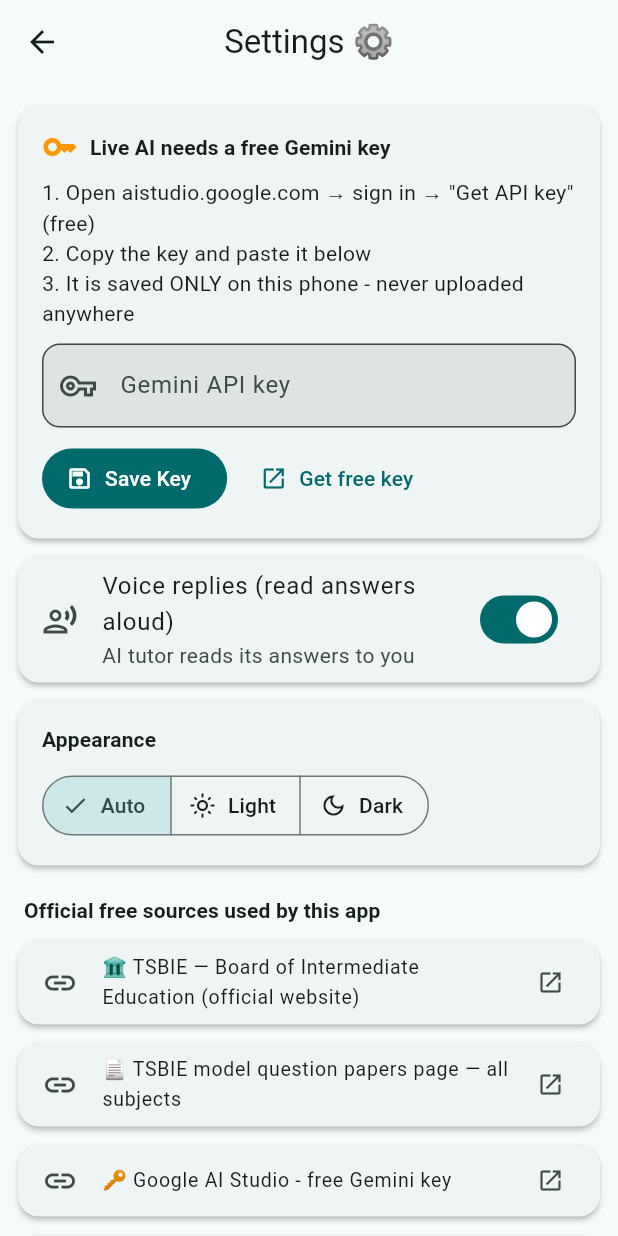
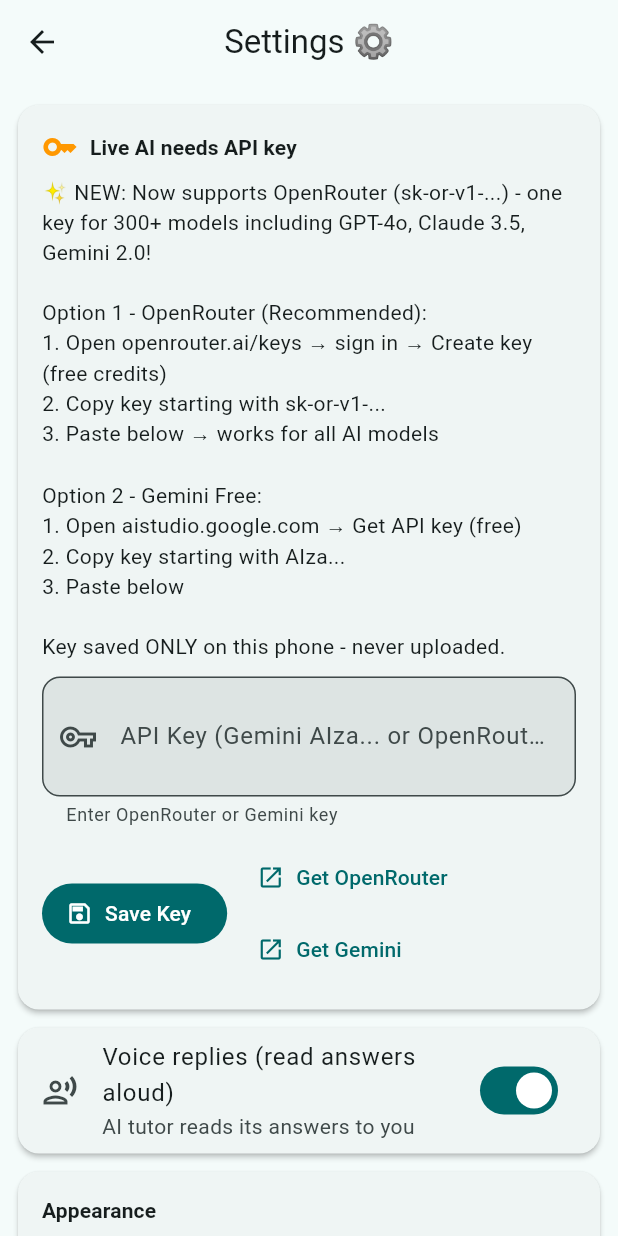
Before and after one commit to Mahicouragw/inter-ai-study-buddy, a Flutter app: the SettingsScreen screen opened directly, on a phone screen of 412 x 824 dp. Run offline on Flutter 3.47's test engine with Material 3 defaults, Android fonts, the phone set to English and light mode, and no system bars; our stand-ins replace flutter_tts, shared_preferences, speech_to_text; accounts and stored records are empty.

Commit message:
v1.4.0: OpenRouter support (sk-or-v1-...) - GeminiService auto-detects OpenRouter (GPT-4o/Claude/Gemini) + Gemini, Settings shows provider, Tutor GPT-4o chip, openrouter_service.dart, exam/vocab updated - no raw keys

```diff
--- a/lib/screens/exam_answer_screen.dart
+++ b/lib/screens/exam_answer_screen.dart
@@ -97,7 +97,7 @@
       _busy = false;
       if (_offlineMatches.isEmpty) {
         _result = 'No close offline match in this subject\'s question bank. '
-            'Add a free Gemini key in Settings to generate any answer live!';
+            ' Add OpenRouter (sk-or-v1-...) or Gemini key in Settings for live AI answers!';
       }
     });
   }
@@ -187,7 +187,7 @@
                   MaterialPageRoute(builder: (_) => const SettingsScreen())),
               icon: const Icon(Icons.key_outlined, size: 18),
               label: const Text(
-                  'Add free Gemini key for unlimited AI answers'),
+                  'Add OpenRouter or Gemini key for unlimited AI'),
             ),
           const SizedBox(height: 12),
           if (_offlineMatches.isNotEmpty) ...[
--- a/lib/screens/settings_screen.dart
+++ b/lib/screens/settings_screen.dart
@@ -12,6 +12,8 @@
       'https://tgbie.cgg.gov.in/modelQuestionPapers.do'),
   NamedLink('🔑 Google AI Studio - free Gemini key',
       'https://aistudio.google.com/app/apikey'),
+  NamedLink('🌐 OpenRouter - 300+ models via one key (Recommended)',
+      'https://openrouter.ai/keys'),
 ];
 
 class SettingsScreen extends StatefulWidget {
@@ -37,13 +39,20 @@
     super.dispose();
   }
 
+  bool _isOpenRouterKey(String key) => key.trim().startsWith('sk-or-v1-') || key.trim().startsWith('sk-or-');
+  bool _isGeminiKey(String key) => key.trim().startsWith('AIza');
+
   @override
   Widget build(BuildContext context) {
     final state = context.watch<AppState>();
+    final currentKey = state.geminiKey.trim();
+    final isOR = _isOpenRouterKey(currentKey);
+    final isGem = _isGeminiKey(currentKey);
+
     return Scaffold(
       appBar: AppBar(title: const Text('Settings ⚙️')),
       body: ListView(padding: const EdgeInsets.symmetric(vertical: 8), children: [
-        // ---- Gemini key ----
+        // ---- AI key ----
         Card(
           child: Padding(
             padding: const EdgeInsets.all(16),
@@ -56,8 +65,12 @@
                 Expanded(
                   child: Text(
                       state.hasKey
-                          ? 'AI Tutor is ACTIVE ✅'
-                          : 'Live AI needs a free Gemini key',
+                          ? isOR
+                              ? 'AI Tutor ACTIVE via OpenRouter ✅ (GPT-4o/Claude)'
+                              : isGem
+                                  ? 'AI Tutor ACTIVE via Gemini ✅'
+                                  : 'AI Tutor ACTIVE ✅'
+                          : 'Live AI needs API key',
                       style: Theme.of(context)
                           .textTheme
                           .titleSmall
@@ -66,18 +79,32 @@
               ]),
               const SizedBox(height: 8),
               const Text(
-                  '1. Open aistudio.google.com → sign in → "Get API key" (free)\n'
-                  '2. Copy the key and paste it below\n'
-                  '3. It is saved ONLY on this phone - never uploaded anywhere'),
+                  '✨ NEW: Now supports OpenRouter (sk-or-v1-...) - one key for 300+ models including GPT-4o, Claude 3.5, Gemini 2.0!\n\n'
+                  'Option 1 - OpenRouter (Recommended):\n'
+                  '1. Open openrouter.ai/keys → sign in → Create key (free credits)\n'
+                  '2. Copy key starting with sk-or-v1-...\n'
+                  '3. Paste below → works for all AI models\n\n'
+                  'Option 2 - Gemini Free:\n'
+                  '1. Open aistudio.google.com → Get API key (free)\n'
+                  '2. Copy key starting with AIza...\n'
+                  '3. Paste below\n\n'
+                  'Key saved ONLY on this phone - never uploaded.'),
               const SizedBox(height: 10),
               TextField(
                 controller: _keyController,
                 obscureText: true,
-                decoration: const InputDecoration(
-                  labelText: 'Gemini API key',
-                  hintText: 'AIza…',
-                  prefixIcon: Icon(Icons.vpn_key_outlined),
+                maxLines: 2,
+                decoration: InputDecoration(
+                  labelText: 'API Key (Gemini AIza... or OpenRouter sk-or-v1-...)',
+                  hintText: 'sk-or-v1-... or AIza...',
+                  prefixIcon: const Icon(Icons.vpn_key_outlined),
+                  helperText: _keyController.text.trim().startsWith('sk-or-v1-')
+                      ? '✅ OpenRouter key detected - will use GPT-4o-mini'
+                      : _keyController.text.trim().startsWith('AIza')
+                          ? '✅ Gemini key detected'
+                          : 'Enter OpenRouter or Gemini key',
                 ),
+                onChanged: (_) => setState(() {}),
               ),
               const SizedBox(height: 10),
               Row(children: [
@@ -85,20 +112,57 @@
                   onPressed: () {
                     state.setGeminiKey(_keyController.text);
                     ScaffoldMessenger.of(context).showSnackBar(
-                        const SnackBar(content: Text('Key saved on device ✅')));
+                        SnackBar(content: Text(
+                          _isOpenRouterKey(_keyController.text)
+                              ? 'OpenRouter key saved ✅ (GPT-4o enabled)'
+                              : 'Gemini key saved ✅'
+                        )));
+                    setState(() {});
                   },
                   icon: const Icon(Icons.save_outlined),
                   label: const Text('Save Key'),
                 ),
-                const SizedBox(width: 10),
-                TextButton.icon(
-                  onPressed: () => launchUrl(
-                      Uri.parse('https://aistudio.google.com/app/apikey'),
-                      mode: LaunchMode.externalApplication),
-                  icon: const Icon(Icons.open_in_new, size: 18),
-                  label: const Text('Get free key'),
+                const SizedBox(width: 8),
+                Expanded(
+                  child: Wrap(spacing: 8, children: [
+                    TextButton.icon(
+                      onPressed: () => launchUrl(
+                          Uri.parse('https://openrouter.ai/keys'),
+                          mode: LaunchMode.externalApplication),
+                      icon: const Icon(Icons.open_in_new, size: 18),
+                      label: const Text('Get OpenRouter'),
+                    ),
+                    TextButton.icon(
+                      onPressed: () => launchUrl(
+                          Uri.parse('https://aistudio.google.com/app/apikey'),
+                          mode: LaunchMode.externalApplication),
+                      icon: const Icon(Icons.open_in_new, size: 18),
+                      label: const Text('Get Gemini'),
+                    ),
+                  ]),
                 ),
               ]),
+              if (state.hasKey) ...[
+                const SizedBox(height: 10),
+                Container(
+                  padding: const EdgeInsets.all(8),
+                  decoration: BoxDecoration(
+                    color: Colors.green.withOpacity(0.1),
+                    borderRadius: BorderRadius.circular(8),
+                    border: Border.all(color: Colors.green.withOpacity(0.3)),
+                  ),
+                  child: Row(children: [
+                    const Icon(Icons.check_circle, color: Colors.green, size: 16),
+                    const SizedBox(width: 6),
+                    Expanded(child: Text(
+                      isOR
+                          ? 'Using OpenRouter → Model: openai/gpt-4o-mini (fast, cheap, smart). You can change model in code to anthropic/claude-3.5-sonnet for reasoning or google/gemini-2.0-flash for speed.'
+                          : 'Using Gemini → Model auto-fallback: gemini-2.5-flash, gemini-2.0-flash, gemini-1.5-flash',
+                      style: const TextStyle(fontSize: 11),
+                    )),
+                  ]),
+                ),
+              ],
             ]),
           ),
         ),
@@ -172,16 +236,16 @@
         // ---- Data / about ----
         Card(
           child: Column(children: [
-            const ListTile(
-              leading: Icon(Icons.info_outline),
-              title: Text('Inter AI Study Buddy v1.3.0'),
-              subtitle: Text(
+            ListTile(
+              leading: const Icon(Icons.info_outline),
+              title: const Text('Inter AI Study Buddy v1.4.0 - OpenRouter Update'),
+              subtitle: const Text(
                   'Courses: Commerce • Economics • Civics • Accountancy • '
                   'Telugu • English (Inter 1st & 2nd year, English medium).\n'
                   'Model papers & study material open directly from the '
                   'official Telangana Board of Intermediate Education (TSBIE) '
                   '— no third-party websites.\n'
-                  'New: flashcards, search, bookmarks, learned tracker, '
+                  'New in v1.4.0: OpenRouter support (sk-or-v1-...), GPT-4o-mini, Claude, Gemini 2.0 via one key, flashcards, search, bookmarks, learned tracker, '
                   'streak, exam countdown & dark mode.'),
             ),
             TextButton.icon(
@@ -205,6 +269,7 @@
                 if (sure == true) {
                   await state.clearAll();
                   _keyController.clear();
+                  setState(() {});
                 }
               },
               icon: const Icon(Icons.delete_outline),
--- a/lib/screens/tutor_screen.dart
+++ b/lib/screens/tutor_screen.dart
@@ -14,6 +14,7 @@
 
 /// Chat with the AI tutor: doubt solving + "Explain Like I'm 5" mode,
 /// with voice input (mic) and read-aloud replies (TTS).
+/// Now supports both Gemini (AIza...) and OpenRouter (sk-or-v1-...) keys.
 class TutorScreen extends StatefulWidget {
   const TutorScreen({super.key});
 
@@ -28,7 +29,8 @@
     _Msg(
         'Namaste! 🙏 I am Sahay, your AI study buddy. Ask me any doubt from '
         'Commerce, Economics, Civics, Accountancy, Telugu or English. '
-        'Tap 🧒 ELI5 to make me explain like you are 5 years old!',
+        'Tap 🧒 ELI5 to make me explain like you are 5 years old! '
+        'Now powered by OpenRouter (GPT-4o/Claude/Gemini) or Gemini Free.',
         false),
   ];
   String _mode = 'doubt'; // or 'eli5'
@@ -80,9 +82,10 @@
     if (!state.hasKey) {
       setState(() {
         _messages.add(_Msg(
-            'I need a free Google Gemini key to answer live. ⚙️ Go to Settings '
-            '→ get a free key at aistudio.google.com → paste it here. '
-            'Meanwhile, browse Subjects for offline Q&A!',
+            'I need an API key to answer live. ⚙️ Go to Settings:\n'
+            '• For OpenRouter (Recommended, GPT-4o/Claude): openrouter.ai/keys → create key (sk-or-v1-...)\n'
+            '• For Gemini Free: aistudio.google.com → Get free key (AIza...)\n'
+            'Paste it in Settings → Save. Meanwhile, browse Subjects for offline Q&A!',
             false));
         _sending = false;
       });
@@ -137,9 +140,10 @@
   @override
   Widget build(BuildContext context) {
     final state = context.watch<AppState>();
+    final isOR = state.geminiKey.trim().startsWith('sk-or-');
     return Scaffold(
       appBar: AppBar(
-        title: const Text('AI Tutor 🤖'),
+        title: Text('AI Tutor 🤖 ${isOR ? "(GPT-4o)" : ""}'),
         actions: [
           IconButton(
             tooltip: state.ttsEnabled ? 'Turn off voice replies' : 'Turn on voice replies',
@@ -166,6 +170,10 @@
               selected: _mode == 'eli5',
               onSelected: (_) => setState(() => _mode = 'eli5'),
             ),
+            if (isOR) ...[
+              const SizedBox(width: 10),
+              Chip(label: Text('OpenRouter GPT-4o', style: TextStyle(fontSize: 10)), backgroundColor: Colors.green.shade100),
+            ],
           ]),
         ),
         if (!state.hasKey)
@@ -175,7 +183,7 @@
               dense: true,
               leading: const Icon(Icons.key_outlined),
               title: const Text('Live AI is locked'),
-              subtitle: const Text('Add a free Gemini key to chat.'),
+              subtitle: const Text('Add OpenRouter (sk-or-v1-...) or Gemini key.'),
               trailing: TextButton(
                 onPressed: () => Navigator.push(
                     context,
@@ -193,7 +201,7 @@
             itemCount: _messages.length + (_sending ? 1 : 0),
             itemBuilder: (context, i) {
               if (i == _messages.length) {
-                return const _Bubble(text: 'Sahay is thinking… ✏️', isUser: false);
+                return const _Bubble(text: 'Sahay is thinking… ✏️ (via OpenRouter/Gemini)', isUser: false);
               }
               final m = _messages[i];
               return _Bubble(text: m.text, isUser: m.isUser);
@@ -225,7 +233,7 @@
                   decoration: InputDecoration(
                     hintText: _mode == 'eli5'
                         ? 'Topic to explain like you\'re 5…'
-                        : 'Type or 🎤 speak your doubt…',
+                        : 'Type or 🎤 speak your doubt… (GPT-4o/Claude/Gemini)',
                     contentPadding: const EdgeInsets.symmetric(
                         horizontal: 14, vertical: 10),
                   ),
--- a/lib/screens/vocab_screen.dart
+++ b/lib/screens/vocab_screen.dart
@@ -51,7 +51,7 @@
     final state = context.read<AppState>();
     if (!state.hasKey) {
       ScaffoldMessenger.of(context).showSnackBar(const SnackBar(
-          content: Text('Add a free Gemini key in Settings for AI words.')));
+          content: Text('Add OpenRouter (sk-or-v1-...) or Gemini key for AI.')));
       return;
     }
     showDialog(
--- a/lib/services/gemini_service.dart
+++ b/lib/services/gemini_service.dart
@@ -1,5 +1,4 @@
 import 'dart:convert';
-
 import 'package:http/http.dart' as http;
 
 class GeminiException implements Exception {
@@ -9,8 +8,9 @@
   String toString() => message;
 }
 
-/// Thin REST client for the Google Gemini free API.
-/// Get a free key at https://aistudio.google.com/app/apikey
+/// Unified AI service: supports Gemini (AIza...) and OpenRouter (sk-or-v1-...) + OpenAI
+/// Get free Gemini key at https://aistudio.google.com/app/apikey
+/// Get OpenRouter key at https://openrouter.ai/keys (supports GPT-4o, Claude, Gemini via one key)
 class GeminiService {
   static const List<String> _models = [
     'gemini-2.5-flash',
@@ -20,20 +20,37 @@
   static const String _base =
       'https://generativelanguage.googleapis.com/v1beta/models';
 
-  /// Generates text; automatically falls back across available models.
+  /// Generates text; automatically detects provider by key prefix
   Future<String> generate({
     required String apiKey,
     required String prompt,
     String? system,
     double temperature = 0.4,
   }) async {
+    final key = apiKey.trim();
+    // OpenRouter detection: sk-or-v1-...
+    if (key.startsWith('sk-or-v1-') || key.startsWith('sk-or-')) {
+      return await _callOpenRouter(key, prompt, system, temperature);
+    }
+    // OpenAI direct key (sk-...) detection: treat as OpenAI via OpenRouter compatible path
+    if (key.startsWith('sk-') && !key.startsWith('sk-or-')) {
+      // Could be OpenAI or OpenRouter legacy, try OpenRouter first with openai model
+      try {
+        return await _callOpenRouter(key, prompt, system, temperature);
+      } catch (_) {
+        // fallback to Gemini logic? but key is not Gemini, so will fail - rethrow
+        rethrow;
+      }
+    }
+
+    // Otherwise assume Gemini (AIza...)
     String lastError = 'Could not reach Gemini. Check your internet.';
     for (final model in _models) {
       try {
-        return await _call(model, apiKey, prompt, system, temperature);
+        return await _callGemini(model, key, prompt, system, temperature);
       } on _ModelUnavailable {
         lastError = 'Trying another model...';
-        continue; // try the next model
+        continue;
       } on GeminiException catch (e) {
         lastError = e.message;
         rethrow;
@@ -44,7 +61,73 @@
     throw GeminiException(lastError);
   }
 
-  Future<String> _call(String model, String apiKey, String prompt,
+  // --- OpenRouter implementation (supports GPT-4o, Claude, Gemini via one key) ---
+  Future<String> _callOpenRouter(String apiKey, String prompt, String? system, double temperature) async {
+    final uri = Uri.parse('https://openrouter.ai/api/v1/chat/completions');
+
+    // Default model - good balance for study buddy: gpt-4o-mini is fast & cheap, or use claude-3.5-sonnet for better reasoning
+    const model = 'openai/gpt-4o-mini'; // can also be 'anthropic/claude-3.5-sonnet' or 'google/gemini-2.0-flash-001'
+
+    final messages = <Map<String, String>>[];
+    if (system != null && system.isNotEmpty) {
+      messages.add({'role': 'system', 'content': system});
+    }
+    messages.add({'role': 'user', 'content': prompt});
+
+    http.Response res;
+    try {
+      res = await http.post(
+        uri,
+        headers: {
+          'Authorization': 'Bearer $apiKey',
+          'Content-Type': 'application/json',
+          'HTTP-Referer': 'https://github.com/Mahicouragw/inter-ai-study-buddy',
+          'X-Title': 'Inter AI Study Buddy',
+        },
+        body: jsonEncode({
+          'model': model,
+          'messages': messages,
+          'temperature': temperature,
+          'max_tokens': 2000,
+        }),
+      ).timeout(const Duration(seconds: 60));
+    } catch (_) {
+      throw const GeminiException('Network error calling OpenRouter. Check internet.');
+    }
+
+    if (res.statusCode == 200) {
+      try {
+        final data = jsonDecode(res.body) as Map<String, dynamic>;
+        final content = data['choices']?[0]?['message']?['content'];
+        if (content is String && content.trim().isNotEmpty) {
+          return content.trim();
+        }
+        throw const GeminiException('OpenRouter returned empty reply.');
+      } catch (e) {
+        if (e is GeminiException) rethrow;
+        throw GeminiException('Failed to parse OpenRouter response: $e');
+      }
+    }
+
+    if (res.statusCode == 401 || res.statusCode == 403) {
+      var msg = 'OpenRouter rejected API key (HTTP ${res.statusCode}). Check key in Settings.';
+      try {
+        final err = jsonDecode(res.body);
+        final m = err['error']?['message'];
+        if (m is String && m.isNotEmpty) msg = m;
+      } catch (_) {}
+      if (msg.toLowerCase().contains('api key') || msg.toLowerCase().contains('unauthorized')) {
+        msg = 'Invalid OpenRouter API key. Get key at openrouter.ai/keys and paste in Settings. Your key should start with sk-or-v1-';
+      }
+      throw GeminiException(msg);
+    }
+    if (res.statusCode == 429) {
+      throw const GeminiException('OpenRouter quota exhausted. Wait or add credits at openrouter.ai.');
+    }
+    throw GeminiException('OpenRouter error (HTTP ${res.statusCode}): ${res.body.substring(0, 500)}');
+  }
+
+  Future<String> _callGemini(String model, String apiKey, String prompt,
       String? system, double temperature) async {
     final uri = Uri.parse('$_base/$model:generateContent?key=$apiKey');
     final body = <String, dynamic>{
@@ -103,7 +186,7 @@
       } catch (_) {}
       if (msg.toLowerCase().contains('api key') ||
           msg.toUpperCase().contains('API_KEY_INVALID')) {
-        msg = 'Invalid Gemini API key. Create a free key at aistudio.google.com and paste it in Settings.';
+        msg = 'Invalid Gemini API key. Create a free key at aistudio.google.com and paste it in Settings. Or use OpenRouter key (sk-or-v1-...) which also works!';
       }
       throw GeminiException(msg);
     }
--- a/pubspec.yaml
+++ b/pubspec.yaml
@@ -1,7 +1,7 @@
 name: inter_ai_study_buddy
 description: AI-powered study companion for Telangana Intermediate (CEC + Languages) — questions, quizzes, ELI5 explanations, AI tutor and exam answers.
 publish_to: 'none'
-version: 1.3.0+5
+version: 1.4.0+6
 
 environment:
   sdk: '>=3.3.0 <4.0.0'
```
Also changed, not shown: lib/services/openrouter_service.dart (added, +47 -0 lines), 1 other file.
